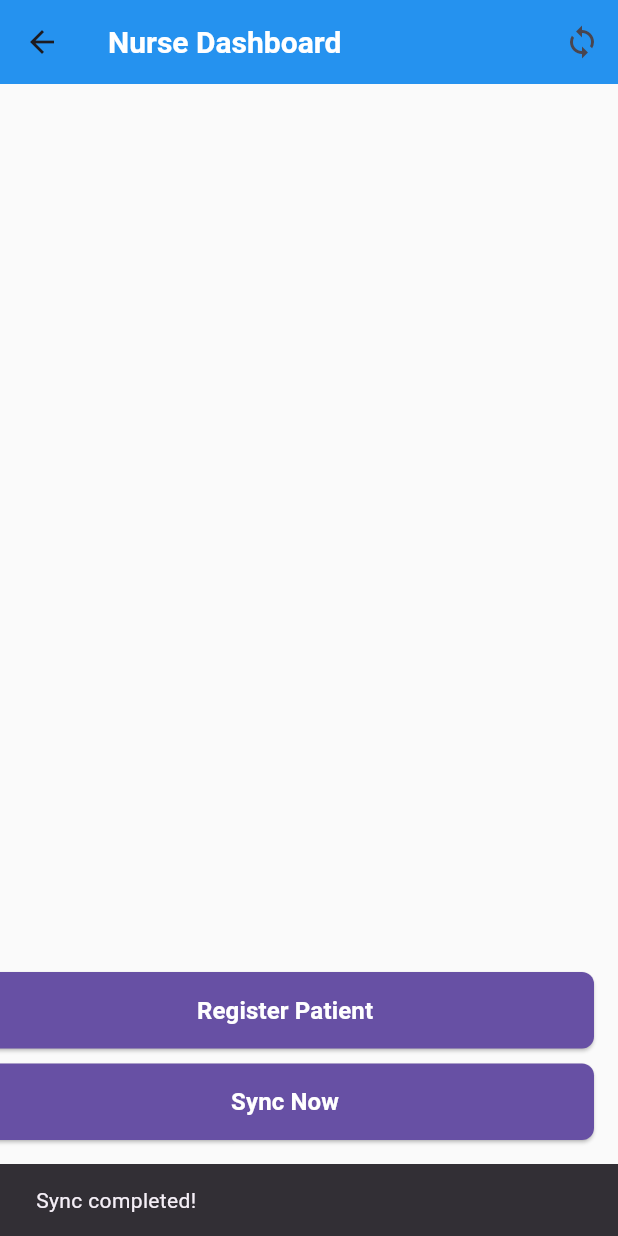
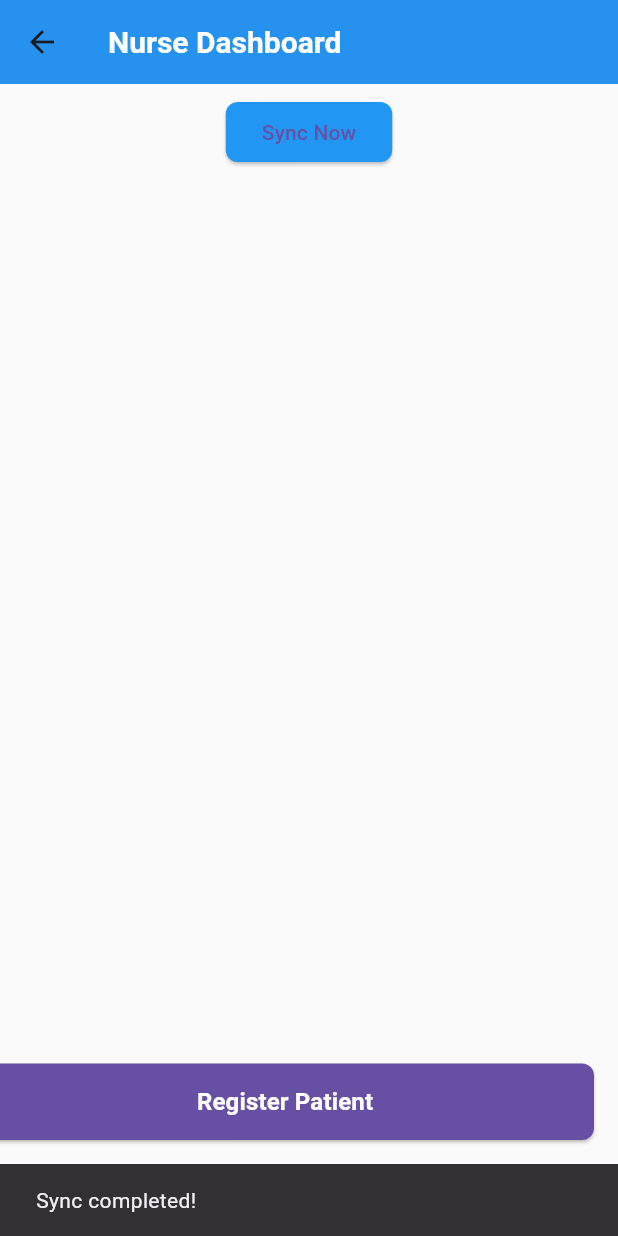
Before and after one commit to kingfillari/referral_mobile_mvp, a Flutter app: the NurseDashboard screen opened directly with empty values, after a tap on "Sync Now", on a phone screen of 412 x 824 dp. Run offline on Flutter 3.47's test engine with Material 3 defaults, Android fonts, the phone set to English and light mode, and no system bars; our stand-ins replace connectivity_plus, flutter_local_notifications, flutter_secure_storage, sqflite; accounts and stored records are empty; statements that could not run were skipped.

Commit message:
update nursedashboard

```diff
--- a/lib/screens/dashboards/nurse_dashboard.dart
+++ b/lib/screens/dashboards/nurse_dashboard.dart
@@ -17,11 +17,10 @@ class NurseDashboard extends StatefulWidget {
 
 class _NurseDashboardState extends State<NurseDashboard> {
   final SQLiteService _db = SQLiteService();
-  final SyncService _syncService = SyncService();
+  final SyncService _sync = SyncService();
 
   List<PatientModel> _patients = [];
   bool _loading = true;
-  bool _syncing = false;
 
   @override
   void initState() {
@@ -38,66 +37,57 @@ class _NurseDashboardState extends State<NurseDashboard> {
     });
   }
 
-  Future<void> _syncData() async {
-    setState(() => _syncing = true);
+  Future<void> _syncAll() async {
     try {
-      final tenantId = widget.user.tenantId ?? 1;
-      await _syncService.syncAll(tenantId);
+      await _sync.syncAll(tenantId: widget.user.tenantId);
       ScaffoldMessenger.of(context).showSnackBar(
         const SnackBar(content: Text('Sync completed!')),
       );
-      _loadPatients();
     } catch (e) {
       ScaffoldMessenger.of(context).showSnackBar(
         SnackBar(content: Text('Sync failed: $e')),
       );
-    } finally {
-      setState(() => _syncing = false);
     }
   }
 
   @override
   Widget build(BuildContext context) {
     return Scaffold(
-      appBar: AppBar(
-        title: const Text('Nurse Dashboard'),
-        actions: [
-          IconButton(
-            icon: _syncing
-                ? const CircularProgressIndicator(color: Colors.white)
-                : const Icon(Icons.sync),
-            onPressed: _syncing ? null : _syncData,
+      appBar: AppBar(title: const Text('Nurse Dashboard')),
+      body: RefreshIndicator(
+        onRefresh: _loadPatients,
+        child: SingleChildScrollView(
+          physics: const AlwaysScrollableScrollPhysics(),
+          child: Column(
+            children: [
+              Padding(
+                padding: const EdgeInsets.all(8.0),
+                child: ElevatedButton(
+                  onPressed: _syncAll,
+                  child: const Text('Sync Now'),
                 ),
-        ],
               ),
-      body: _loading
+              _loading
                   ? const Center(child: CircularProgressIndicator())
-          : RefreshIndicator(
-              onRefresh: _loadPatients,
-              child: ListView.builder(
+                  : ListView.builder(
+                      shrinkWrap: true,
+                      physics: const NeverScrollableScrollPhysics(),
                       itemCount: _patients.length,
                       itemBuilder: (context, index) {
                         final patient = _patients[index];
                         return PatientCard(patient: patient);
                       },
                     ),
+            ],
           ),
-      floatingActionButton: Column(
-        mainAxisSize: MainAxisSize.min,
-        children: [
-          CustomButton(
+        ),
+      ),
+      floatingActionButton: CustomButton(
         text: 'Register Patient',
         onPressed: () {
           Navigator.pushNamed(context, '/patient-registration');
         },
       ),
-          const SizedBox(height: 10),
-          CustomButton(
-            text: _syncing ? 'Syncing...' : 'Sync Now',
-            onPressed: _syncing ? null : _syncData,
-          ),
-        ],
-      ),
     );
   }
 }
```
Lines whose indentation alone changed are shown as unchanged.
